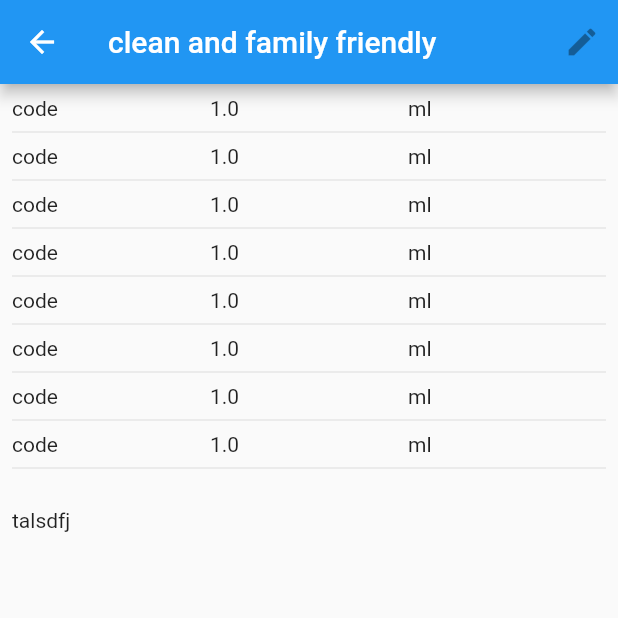
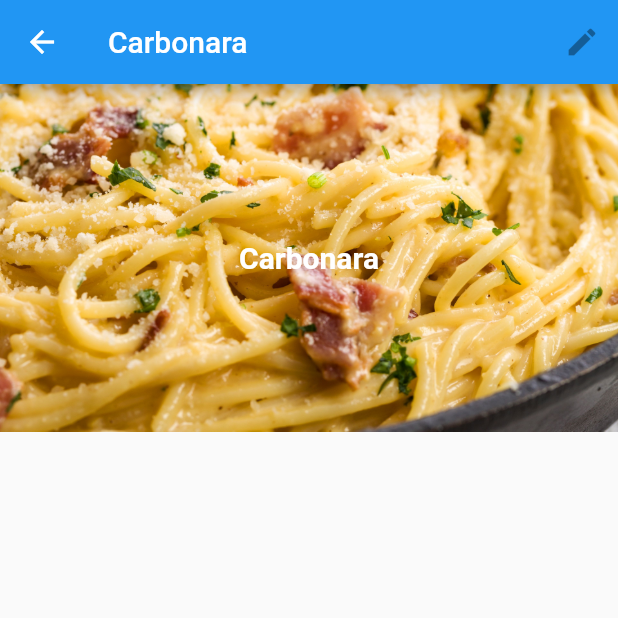
Before and after one commit to Swift-Suite/Swift-Cook, a Flutter app: the RecipeDetails screen opened directly with sample values from the repository, on a phone screen of 412 x 824 dp, the top half of it. Run offline on Flutter 3.47's test engine with Material 2 defaults, Android fonts, the phone set to English and light mode, and no system bars.

Commit message:
begin image stuff

```diff
--- a/lib/Pages/recipes_details.dart
+++ b/lib/Pages/recipes_details.dart
@@ -6,6 +6,22 @@ class RecipeDetails extends StatelessWidget {
   RecipeDetails({@required this.recipe});
 
   final Recipe recipe;
+
+  Widget _buildHeader(BuildContext context) => Container(
+        child: Stack(alignment: AlignmentDirectional.center, children: [
+          Image(image: AssetImage(recipe.imageUrl), fit: BoxFit.fitWidth),
+          Container(
+            alignment: Alignment.bottomCenter,
+            child: Text(
+              recipe.title,
+              style: TextStyle(
+                  fontSize: 20,
+                  fontWeight: FontWeight.bold,
+                  color: Colors.white),
+            ),
+          ),
+        ]),
+      );
 
   Widget _buildIngredientList() {
     return SerializableList(recipe.ingredientList);
@@ -23,7 +39,11 @@ class RecipeDetails extends StatelessWidget {
           actions: [IconButton(icon: Icon(Icons.edit), onPressed: null)],
         ),
         body: Column(
-          children: [_buildIngredientList(), _buildInstructionList()],
+          children: [
+            _buildHeader(context),
+            //_buildIngredientList(),
+            //_buildInstructionList()
+          ],
         ));
   }
 }
--- a/lib/model/recipe.dart
+++ b/lib/model/recipe.dart
@@ -41,7 +41,7 @@ class Recipe extends Serializable {
 
   static List<Recipe> getTestData() {
     return [
-      Recipe("clean and family friendly", "img.png", [
+      Recipe("Carbonara", "assets/carbonara.jpg", [
         Ingredient("code", 1.0, "ml"),
         Ingredient("code", 1.0, "ml"),
         Ingredient("code", 1.0, "ml"),
@@ -69,15 +69,13 @@ class Recipe extends Serializable {
       ], [
         Instruction("talsdfj")
       ]),
-      Recipe("lkjlkjlkjlkjljk", "img.png", [Ingredient("lkj", 1.0, "ml")],
-          [Instruction("adsfasdf")]),
+      Recipe("Chicken Marsala", "assets/chicken_marsala.jpg",
+          [Ingredient("lkj", 1.0, "ml")], [Instruction("adsfasdf")]),
       Recipe(
-          "lol xddddddddddddddddd",
-          "img.png",
+          "Pepperoni Pizza",
+          "assets/pizza.png",
           [Ingredient("fffffffffffff", 1.0, "ml")],
           [Instruction("ffffffffffffff")]),
     ];
   }
-
-
 }
--- a/pubspec.yaml
+++ b/pubspec.yaml
@@ -45,8 +45,8 @@ flutter:
   uses-material-design: true
 
   # To add assets to your application, add an assets section, like this:
-  # assets:
-  #   - images/a_dot_burr.jpeg
+  assets:
+    - assets/
   #   - images/a_dot_ham.jpeg
 
   # An image asset can refer to one or more resolution-specific "variants", see
```
Also changed, not shown: assets/carbonara.jpg (added), assets/chicken_marsala.jpg (added), assets/pizza.png (added).
